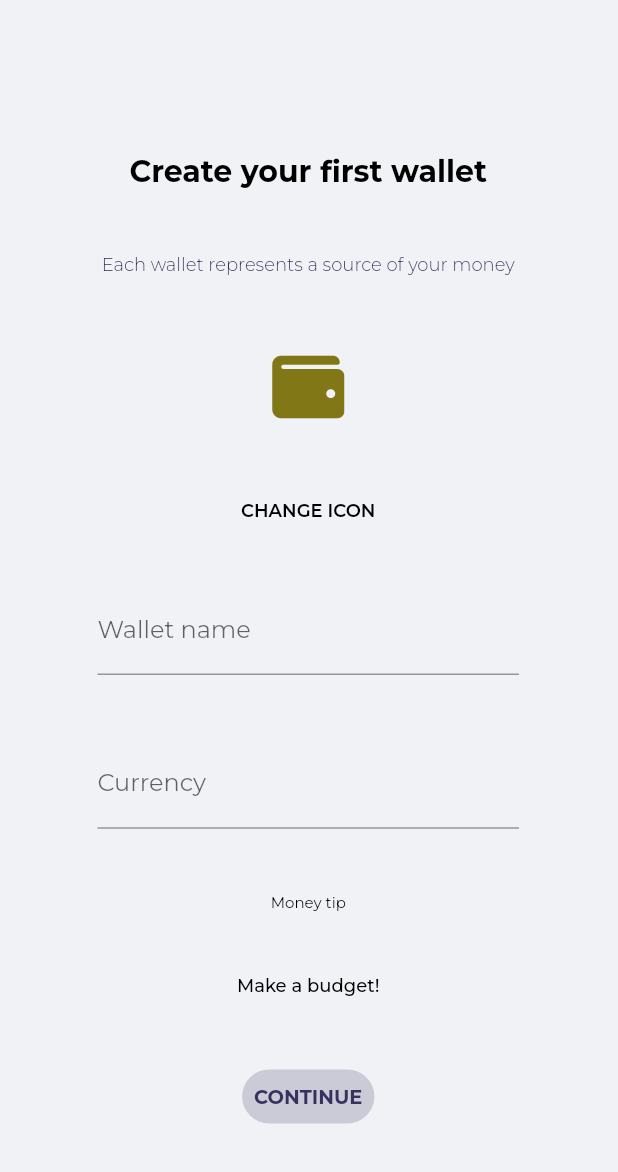
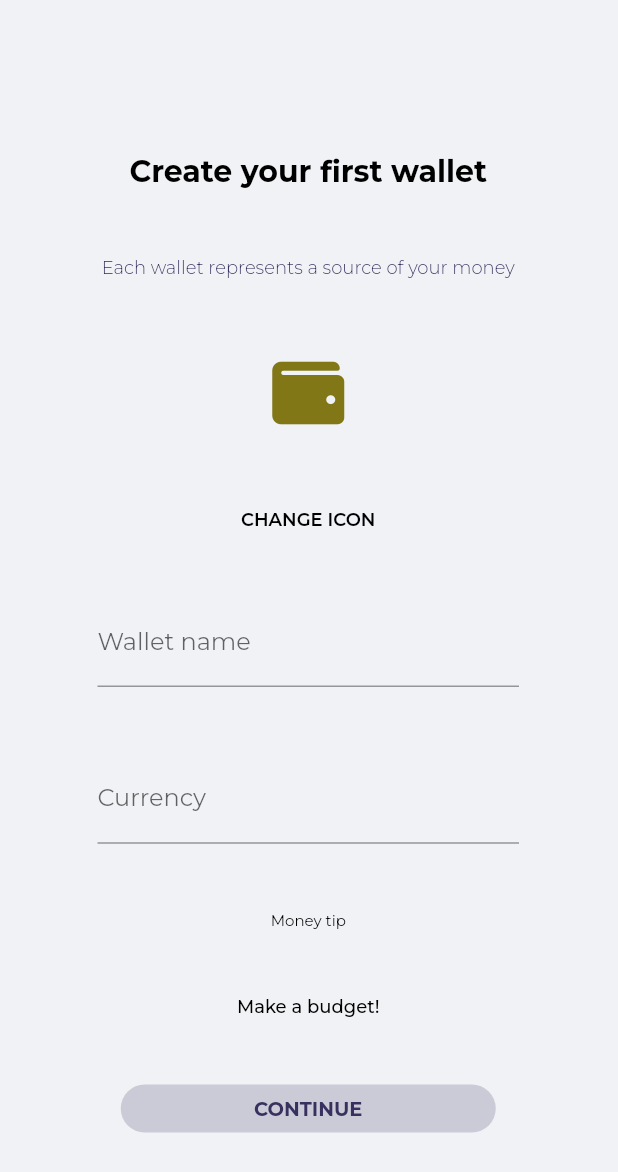
Before and after one commit to princ3od/Keepital, a Flutter app: the screen it shows after launch, on a phone screen of 412 x 824 dp. Shown: the top 1172 px of the screen. Run offline on Flutter 3.47's test engine with Material 2 defaults, Android fonts, the phone set to English and light mode, and no system bars; our stand-ins replace font_awesome_flutter, get, get_storage, google_fonts.

Commit message:
Fix missing width button:
	- Fix the width of continue button.

```diff
--- a/lib/app/modules/first_wallet/screen/first_wallet_screen.dart
+++ b/lib/app/modules/first_wallet/screen/first_wallet_screen.dart
@@ -84,7 +84,10 @@ class _FirstWalletScreenState extends State<FirstWalletScreen> {
                 ),
               ),
               Spacer(),
-              TextButton(
+              Container(
+                width: 250,
+                height: 32,
+                child: TextButton(
                   onPressed: () => {},
                   child: Text(
                     "CONTINUE".tr,
@@ -108,6 +111,7 @@ class _FirstWalletScreenState extends State<FirstWalletScreen> {
                     ),
                   ),
                 ),
+              ),
             ],
           ),
         ),
```
Lines whose indentation alone changed are shown as unchanged.
